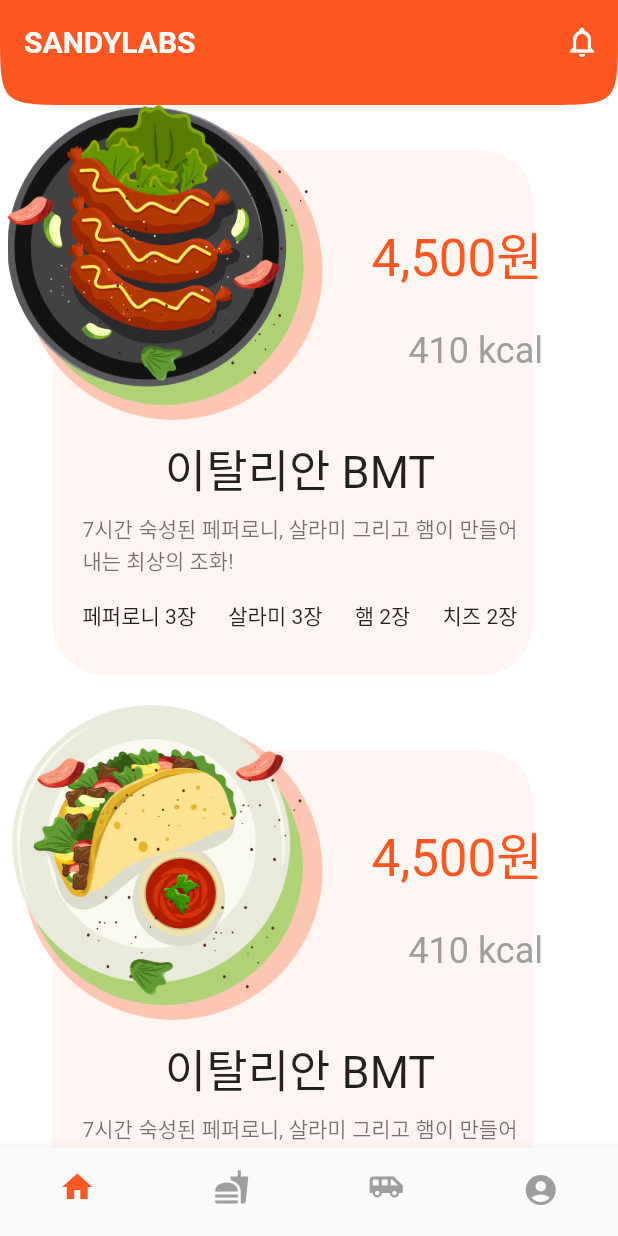
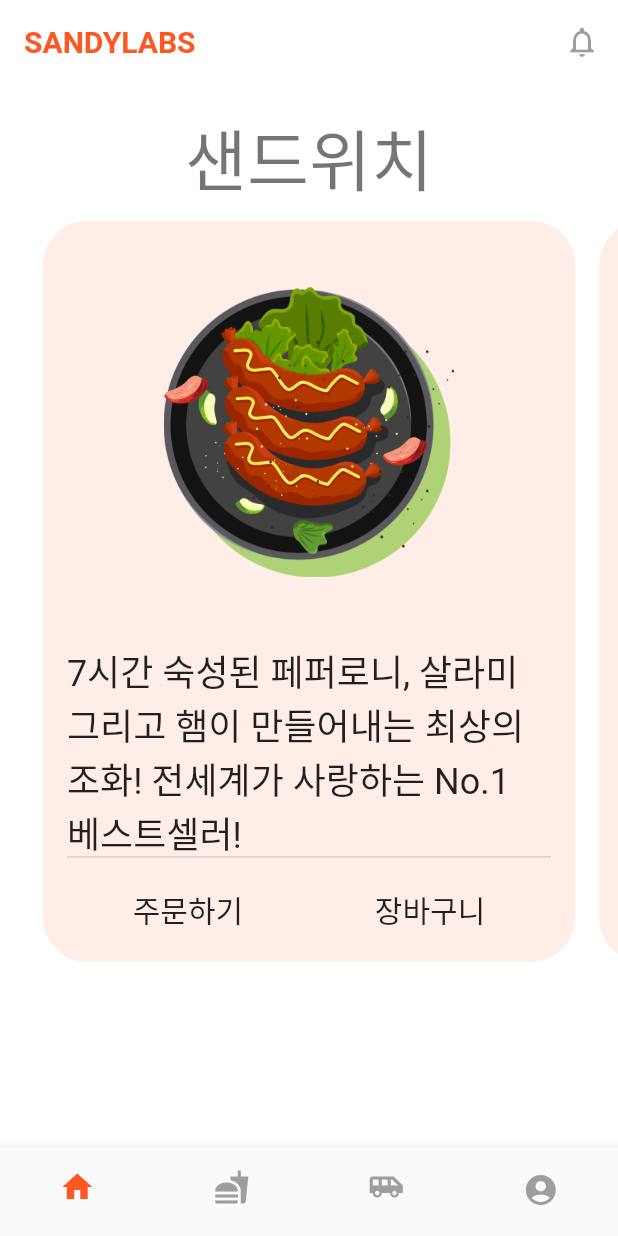
Before and after one commit to yangtopia/panino, a Flutter app: the screen it shows after launch, on a phone screen of 412 x 824 dp. Run offline on Flutter 3.47's test engine with Material 2 defaults, Android fonts, the phone set to English and light mode, and no system bars; our stand-ins replace equatable, google_fonts; Roboto replaces fonts that are missing (Jua).

Commit message:
메인페이지 디자인 확정

```diff
--- /dev/null
+++ b/lib/models/menu.dart
@@ -0,0 +1,14 @@
+import 'package:equatable/equatable.dart';
+
+class SandylabsMenu extends Equatable {
+  final String id;
+  final String name;
+  final String desc;
+  final int calorie;
+  final double price;
+
+  SandylabsMenu(this.id, this.name, this.desc, this.calorie, this.price);
+
+  @override
+  List<Object> get props => [id, name, desc, calorie, price];
+}
--- a/lib/pages/home/home_page.dart
+++ b/lib/pages/home/home_page.dart
@@ -1,138 +1,121 @@
 import 'package:flutter/material.dart';
+import '../../models/menu.dart';
 
-class HomePage extends StatelessWidget {
-  final double appBarBottomRadius = 50;
+List<SandylabsMenu> menus = [
+  SandylabsMenu(
+      'm1',
+      '샌드위치',
+      '7시간 숙성된 페퍼로니, 살라미 그리고 햄이 만들어내는 최상의 조화! 전세계가 사랑하는 No.1 베스트셀러!',
+      410,
+      4500),
+  SandylabsMenu(
+      'm2', '랩', '친환경 인증 받은 농장에서 생산된 달걀과 고소한 마요네즈가 만나 더 부드러운 스테디셀러', 520, 4500),
+  SandylabsMenu(
+      'm3', '샐러드', '남녀노소 누구나 좋아하는 담백한 참치와 고소한 마요네즈의 완벽한 조화', 200, 3000),
+];
+
+class HomePage extends StatefulWidget {
+  @override
+  _HomePageState createState() => _HomePageState();
+}
+
+class _HomePageState extends State<HomePage> {
+  var _currentIndex = 0;
+
   @override
   Widget build(BuildContext context) {
+    var currentMenuName = menus[_currentIndex].name;
     return Scaffold(
-      body: CustomScrollView(
-        slivers: [
-          SliverAppBar(
+      appBar: AppBar(
         title: Text(
           'SANDYLABS',
           style:
-                  TextStyle(color: Colors.white, fontWeight: FontWeight.bold),
+              TextStyle(color: Colors.deepOrange, fontWeight: FontWeight.bold),
         ),
-            floating: true,
+        elevation: 0,
         centerTitle: false,
-            backgroundColor: Colors.deepOrange,
-            expandedHeight: 70.0,
-            shape: ContinuousRectangleBorder(
-                borderRadius: BorderRadius.only(
-              bottomLeft: Radius.circular(appBarBottomRadius),
-              bottomRight: Radius.circular(appBarBottomRadius),
-            )),
         actions: [
-              IconButton(
-                  icon: Icon(
-                    Icons.notifications_none,
-                    color: Colors.white,
-                  ),
-                  onPressed: () {
-                    print('CLICK NOTI');
-                  })
+          IconButton(icon: Icon(Icons.notifications_none), onPressed: null)
         ],
       ),
-          SliverList(
-              delegate: SliverChildBuilderDelegate((context, index) {
-            return Padding(
-              padding: const EdgeInsets.only(left: 5.0),
-              child: Container(
-                height: 400,
-                // width: 300,
-                child: Stack(
-                  children: [
-                    Positioned(
-                      left: 30,
-                      top: 30,
-                      child: Container(
-                        height: 350,
-                        width: 320,
-                        decoration: BoxDecoration(
-                          borderRadius: BorderRadius.circular(34),
-                          color: Colors.deepOrange.withOpacity(.06),
-                        ),
-                      ),
-                    ),
-                    Positioned(
-                      left: 10,
-                      top: 10,
-                      child: Container(
-                        height: 200,
-                        width: 200,
-                        decoration: BoxDecoration(
-                          shape: BoxShape.circle,
-                          color: Colors.deepOrange.withOpacity(0.3),
-                        ),
-                      ),
-                    ),
-                    Container(
-                      height: 200,
-                      width: 200,
-                      decoration: BoxDecoration(
-                        image: DecorationImage(
-                            image:
-                                AssetImage('assets/images/${index + 1}.png')),
-                      ),
-                    ),
-                    Positioned(
-                        right: 50,
-                        top: 75,
-                        child: Text(
-                          '4,500원',
-                          style: Theme.of(context)
-                              .textTheme
-                              .headline4
-                              .copyWith(color: Colors.deepOrange),
-                        )),
-                    Positioned(
-                        right: 50,
-                        top: 150,
-                        child: Text(
-                          '410 kcal',
-                          style: Theme.of(context)
-                              .textTheme
-                              .headline5
-                              .copyWith(color: Colors.grey),
-                        )),
-                    Positioned(
-                      top: 220,
-                      left: 50,
-                      child: Container(
-                        height: 160,
-                        width: 290,
-                        // decoration: BoxDecoration(color: Colors.blue),
+      body: Padding(
+        padding: const EdgeInsets.only(top: 16.0),
         child: Column(
           children: [
             Padding(
               padding: const EdgeInsets.only(bottom: 8.0),
+              child: Text(
+                currentMenuName,
+                style: Theme.of(context).textTheme.headline3,
+              ),
+            ),
+            SizedBox(
+              height: MediaQuery.of(context).size.height * 0.6,
+              child: PageView.builder(
+                onPageChanged: (value) {
+                  setState(() {
+                    _currentIndex = value;
+                  });
+                },
+                controller:
+                    PageController(viewportFraction: 0.9, initialPage: 0),
+                itemBuilder: (_, index) => Padding(
+                  padding: const EdgeInsets.symmetric(horizontal: 8.0),
                   child: Container(
-                                width: MediaQuery.of(context).size.width,
+                    padding: EdgeInsets.symmetric(horizontal: 16.0),
+                    decoration: BoxDecoration(
+                        borderRadius: BorderRadius.all(Radius.circular(30)),
+                        color: Colors.deepOrange.withOpacity(.1)),
+                    child: Column(
+                      children: [
+                        Flexible(
+                          flex: 4,
+                          fit: FlexFit.tight,
+                          child: Container(
+                              child: FractionallySizedBox(
+                            widthFactor: 0.6,
+                            child: Image(
+                              image:
+                                  AssetImage('assets/images/${index + 1}.png'),
+                            ),
+                          )),
+                        ),
+                        Flexible(
+                          flex: 2,
+                          fit: FlexFit.tight,
                           child: Text(
-                                  '이탈리안 BMT',
-                                  style: TextStyle(fontSize: 30.0),
-                                  textAlign: TextAlign.center,
+                            '${menus[index].desc}',
+                            style: Theme.of(context).textTheme.headline5,
+                          ),
+                        ),
+                        Flexible(
+                          flex: 1,
+                          fit: FlexFit.tight,
+                          child: Container(
+                            decoration: BoxDecoration(
+                              border: Border(
+                                top: BorderSide(
+                                  color: Colors.grey.withOpacity(.4),
+                                  width: 1,
                                 ),
                               ),
                             ),
-                            Padding(
-                              padding: const EdgeInsets.only(bottom: 16.0),
-                              child: Container(
-                                  width: MediaQuery.of(context).size.width,
+                            child: Row(
+                              mainAxisAlignment: MainAxisAlignment.spaceAround,
+                              children: [
+                                FlatButton(
+                                  onPressed: () => print('주문하기'),
                                   child: Text(
-                                    '7시간 숙성된 페퍼로니, 살라미 그리고 햄이 만들어내는 최상의 조화!',
-                                    style: TextStyle(color: Colors.black54),
-                                    textAlign: TextAlign.justify,
-                                  )),
+                                    '주문하기',
+                                    style: TextStyle(fontSize: 20),
                                   ),
-                            Row(
-                              mainAxisAlignment: MainAxisAlignment.spaceBetween,
-                              children: [
-                                Text('페퍼로니 3장'),
-                                Text('살라미 3장'),
-                                Text('햄 2장'),
-                                Text('치즈 2장'),
-                              ],
+                                ),
+                                FlatButton(
+                                  onPressed: () => print('장바구니'),
+                                  child: Text(
+                                    '장바구니',
+                                    style: TextStyle(fontSize: 20),
+                                  ),
                                 )
                               ],
                             ),
@@ -141,9 +124,12 @@ class HomePage extends StatelessWidget {
                       ],
                     ),
                   ),
-            );
-          }, childCount: 3))
+                ),
+                itemCount: 3,
+              ),
+            )
           ],
+        ),
       ),
     );
   }
--- a/lib/pages/recipe/recipe_page.dart
+++ b/lib/pages/recipe/recipe_page.dart
@@ -12,7 +12,7 @@ class RecipePage extends StatelessWidget {
           IconButton(icon: Icon(Icons.notifications_none), onPressed: null)
         ],
       ),
-      body: Text('TEST'),
+      body: Text('TEST')
     );
   }
 }
```
Also changed, not shown: pubspec.lock, 1 other file. Lines whose indentation alone changed are shown as unchanged.
